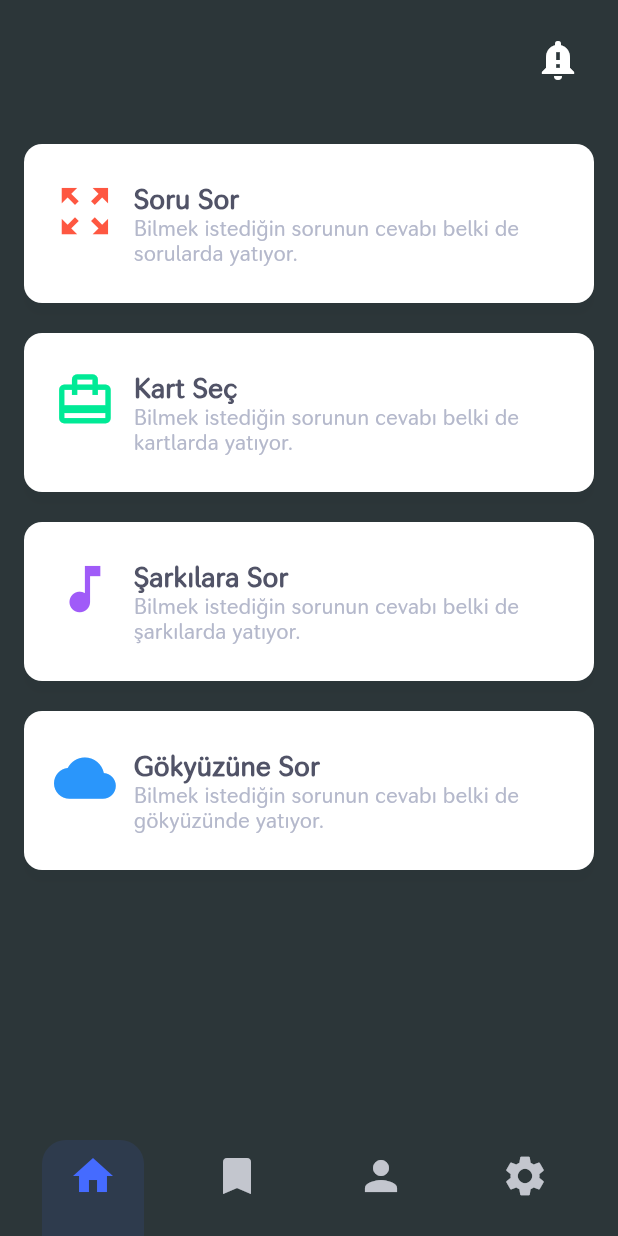
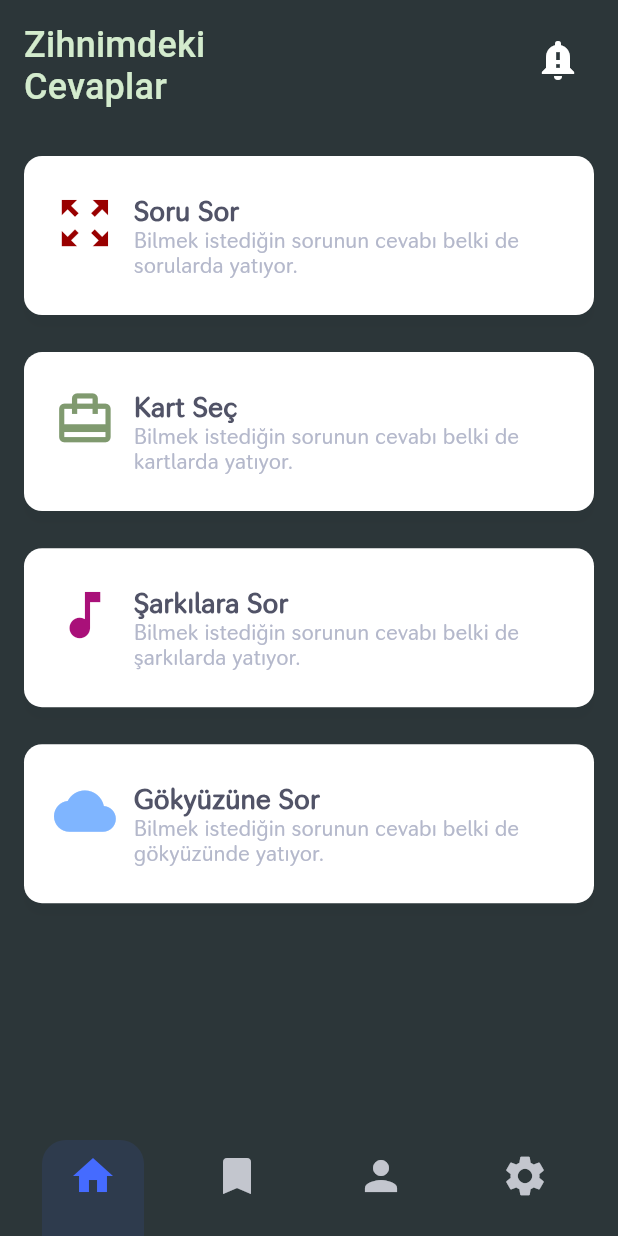
Before and after one commit to UysalMustafaa/Astrology-UI-Study, a Flutter app: the screen it shows after launch, on a phone screen of 412 x 824 dp. Run offline on Flutter 3.47's test engine with Material 2 defaults, Android fonts, the phone set to English and light mode, and no system bars; our stand-ins replace google_fonts; Roboto replaces fonts that are missing (Ubuntu).

Commit message:
Home page file updated.

```diff
--- a/lib/pages/homepage/home_page.dart
+++ b/lib/pages/homepage/home_page.dart
@@ -1,12 +1,12 @@
+import 'package:astrology/core/constants/color_constants.dart';
 import 'package:astrology/core/widgets/custom_bottom_bar.dart';
 import 'package:astrology/core/widgets/home_list_card.dart';
 import 'package:astrology/pages/question/question_page.dart';
+import 'package:astrology/core/extensions/context_extension.dart';
 import 'package:astrology/pages/sky/sky_page.dart';
-
 import 'package:flutter/material.dart';
-
-import '../card_pick/card_pick_page.dart';
-import '../music/musics_page.dart';
+import 'package:astrology/pages/card_pick/card_pick_page.dart';
+import 'package:astrology/pages/music/musics_page.dart';
 
 class HomePage extends StatefulWidget {
   @override
@@ -18,7 +18,7 @@ class _HomePageState extends State<HomePage> {
   @override
   Widget build(BuildContext context) {
     return Scaffold(
-      backgroundColor: Color(0xff2C3639),
+      backgroundColor: ColorConstants.OuterSpace,
       bottomNavigationBar: CustomBottomBar(
         currentIndex: _currentTab,
         onTap: (int val) {
@@ -44,27 +44,19 @@ class _HomePageState extends State<HomePage> {
               padding: const EdgeInsets.all(16.0),
               child: Row(
                 crossAxisAlignment: CrossAxisAlignment.start,
-                children: <Widget>[
+                children: [
                   Expanded(
                     child: Column(
                       crossAxisAlignment: CrossAxisAlignment.start,
                       children: <Widget>[
-                        /* Text(
-                          'Cebimdeki',
-                          style: TextStyle(
-                            color: Color(0xFFD3EBCD),
-                            fontWeight: FontWeight.w500,
-                            fontSize: 28,
-                          ),
-                        ),*/
-                        /*  Text(
+                        Text(
+                          'Zihnimdeki',
+                          style: context.appTheme().homePageHeaderTextStyle,
+                        ),
+                        Text(
                           'Cevaplar',
-                          style: TextStyle(
-                            color: Color.fromRGBO(69, 107, 255, 1),
-                            fontWeight: FontWeight.w900,
-                            fontSize: 28,
-                          ),
-                        )*/
+                          style: context.appTheme().homePageHeaderTextStyle,
+                        )
                       ],
                     ),
                   ),
@@ -89,7 +81,7 @@ class _HomePageState extends State<HomePage> {
                     description:
                         'Bilmek istediğin sorunun cevabı belki de sorularda yatıyor.',
                     icon: Icons.zoom_out_map,
-                    color: Color.fromRGBO(254, 87, 65, 1),
+                    color: ColorConstants.RedBerry,
                     onPress: () {
                       Navigator.push(
                         context,
@@ -100,14 +92,14 @@ class _HomePageState extends State<HomePage> {
                     },
                   ),
                   SizedBox(
-                    height: 20,
+                    height: context.dynamicHeight(0.03),
                   ),
                   HomeListCard(
                     title: 'Kart Seç',
                     description:
                         'Bilmek istediğin sorunun cevabı belki de kartlarda yatıyor.',
                     icon: Icons.card_travel,
-                    color: Color.fromRGBO(0, 234, 150, 1),
+                    color: ColorConstants.BattleshipGray,
                     onPress: () {
                       Navigator.push(
                         context,
@@ -118,14 +110,14 @@ class _HomePageState extends State<HomePage> {
                     },
                   ),
                   SizedBox(
-                    height: 20,
+                    height: context.dynamicHeight(0.03),
                   ),
                   HomeListCard(
                     title: 'Şarkılara Sor',
                     description:
                         'Bilmek istediğin sorunun cevabı belki de şarkılarda yatıyor.',
                     icon: Icons.music_note,
-                    color: Color.fromRGBO(160, 91, 248, 1),
+                    color: ColorConstants.JazzBerryJam,
                     onPress: () {
                       Navigator.push(
                         context,
@@ -136,14 +128,14 @@ class _HomePageState extends State<HomePage> {
                     },
                   ),
                   SizedBox(
-                    height: 20,
+                    height: context.dynamicHeight(0.03),
                   ),
                   HomeListCard(
                     title: 'Gökyüzüne Sor',
                     description:
                         'Bilmek istediğin sorunun cevabı belki de gökyüzünde yatıyor.',
                     icon: Icons.cloud,
-                    color: Color.fromRGBO(42, 150, 251, 1),
+                    color: ColorConstants.Malibu,
                     onPress: () {
                       Navigator.push(
                         context,
```
